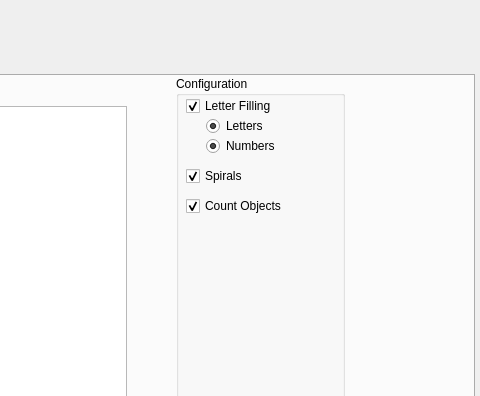
Above: ui/multui.ui from miguelgarciaarribas/multroaster before the change; both pictures show x 436 to 916 and y 0 to 396 of the 916 by 653 pixel window. Below: the same form after it.
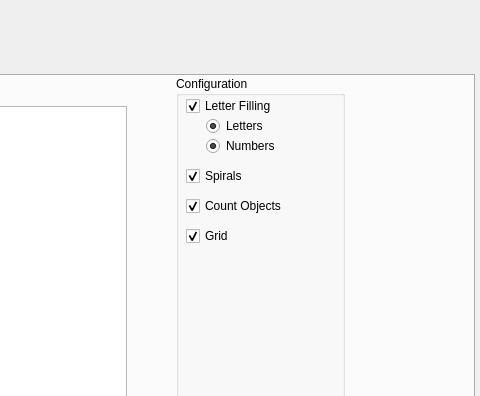
That is the form after the change.

Commit message: Introduce a new operation to reproduce a given in pattern in a grid Two patterns are offered, square like and triangle like

What changed in the file:
```diff
--- a/ui/multui.ui
+++ b/ui/multui.ui
@@ -592,6 +592,25 @@
         <string>Generate</string>
        </property>
       </widget>
+      <widget class="QCheckBox" name="gridConfig">
+       <property name="enabled">
+        <bool>true</bool>
+       </property>
+       <property name="geometry">
+        <rect>
+         <x>10</x>
+         <y>150</y>
+         <width>141</width>
+         <height>20</height>
+        </rect>
+       </property>
+       <property name="text">
+        <string>Grid</string>
+       </property>
+       <property name="checked">
+        <bool>true</bool>
+       </property>
+      </widget>
      </widget>
     </widget>
    </widget>
```
The commit also changes 9 other files.
